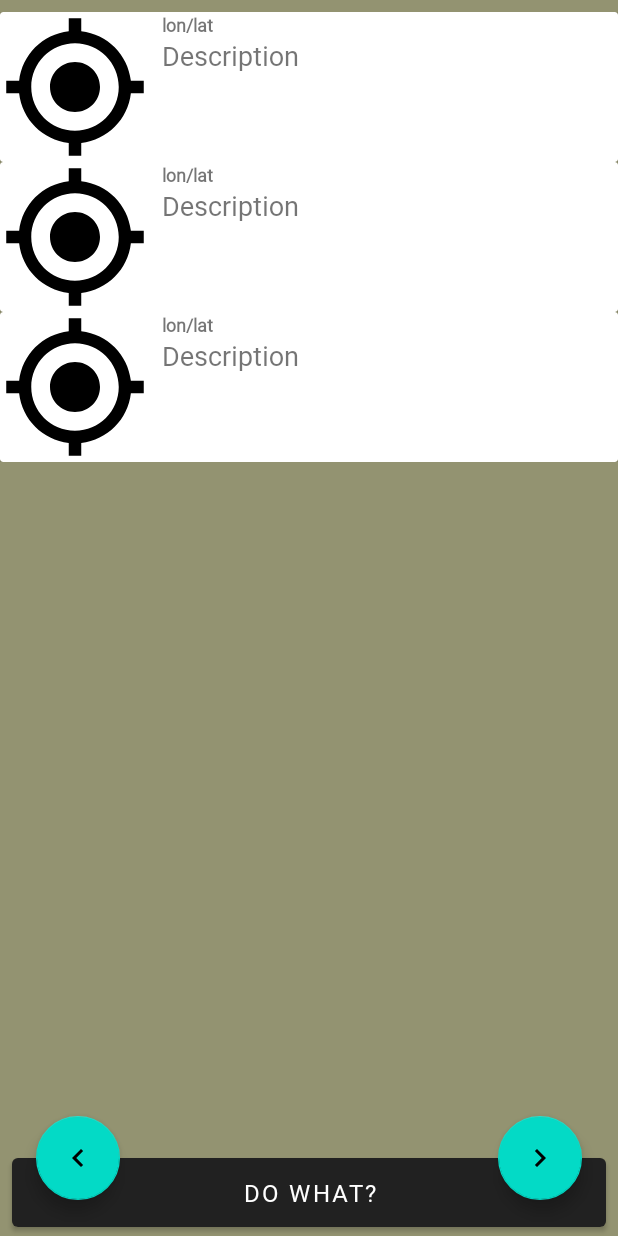
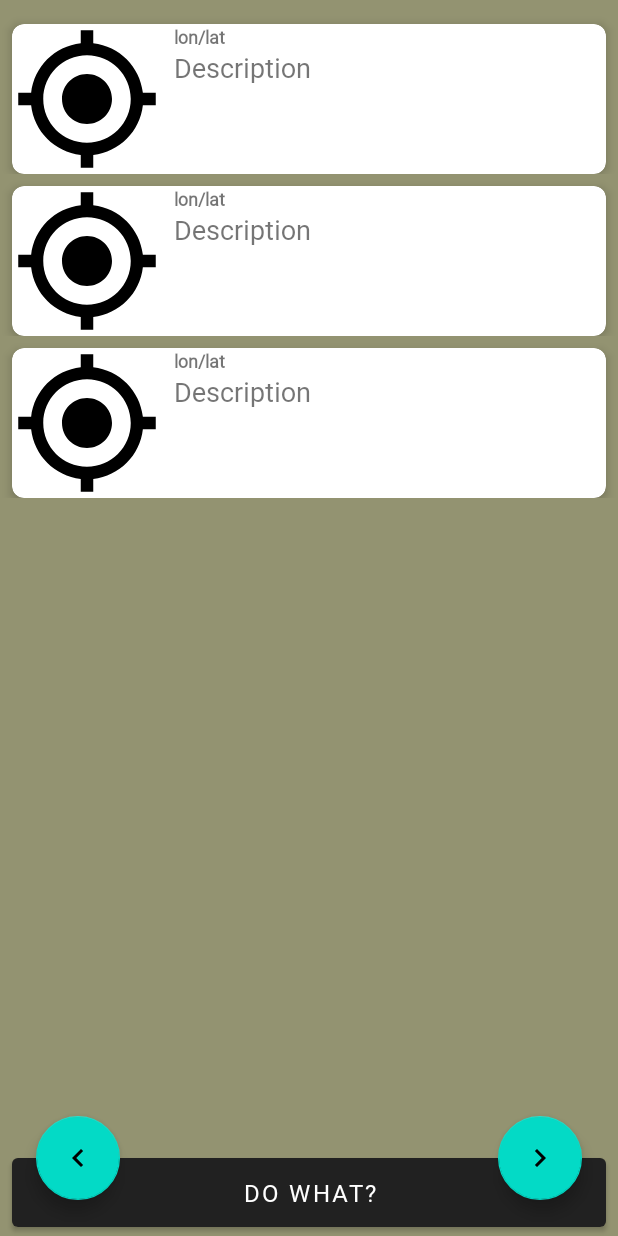
Before and after one commit to ufehembach/TickTrax_GEO, an Android app: the layout fragment_home.xml on its own in the app's theme, with its tools: preview values and no code run, on a phone screen of 412 x 824 dp. Run offline under Robolectric (Android 15) with nearby library versions, the phone set to English and light mode, and no system bars.

Commit message:
design changes, started to add log screen

```diff
--- a/app/src/main/res/layout-land/fragment_home.xml
+++ b/app/src/main/res/layout-land/fragment_home.xml
@@ -9,16 +9,34 @@
     tools:context=".ui.Home_Fragment">
 
     <!-- TODO: Update blank fragment layout -->
-    <com.google.android.material.textview.MaterialTextView
-        android:id="@+id/textView5"
-        android:layout_width="wrap_content"
+
+    <androidx.recyclerview.widget.RecyclerView
+        android:id="@+id/rv_generic"
+        android:layout_width="match_parent"
+        android:layout_height="0dp"
+        android:layout_marginTop="8dp"
+        android:layout_marginBottom="16dp"
+        android:orientation="vertical"
+        app:layoutManager="androidx.recyclerview.widget.LinearLayoutManager"
+        app:layout_constraintBottom_toTopOf="@+id/btnRefresh"
+        app:layout_constraintEnd_toEndOf="parent"
+        app:layout_constraintHorizontal_bias="0.5"
+        app:layout_constraintStart_toStartOf="parent"
+        app:layout_constraintTop_toTopOf="parent"
+        tools:listitem="@layout/fragment_home_item" />
+
+    <Button
+        android:id="@+id/btnRefresh"
+        android:layout_width="match_parent"
         android:layout_height="wrap_content"
-        android:text="Home Fragment"
-        android:textSize="32dp"
+        android:layout_marginHorizontal="8dp"
+        android:padding="12dp"
+        android:text="@string/doWhat"
+        android:textSize="16sp"
         app:layout_constraintBottom_toBottomOf="parent"
         app:layout_constraintEnd_toEndOf="parent"
-        app:layout_constraintStart_toStartOf="parent"
-        app:layout_constraintTop_toTopOf="parent" />
+        app:layout_constraintStart_toStartOf="parent" />
+
 
     <com.google.android.material.floatingactionbutton.FloatingActionButton
         android:id="@+id/prevFAB"
--- a/app/src/main/res/layout-land/fragment_home_item.xml
+++ b/app/src/main/res/layout-land/fragment_home_item.xml
@@ -11,6 +11,10 @@
         android:layout_width="match_parent"
         android:layout_height="0dp"
         android:backgroundTint="@color/white"
+        android:padding="4dp"
+        app:cardCornerRadius="8dp"
+        app:cardElevation="4dp"
+        android:layout_margin="8dp"
         app:layout_constraintTop_toTopOf="parent">
 
         <LinearLayout
@@ -36,7 +40,7 @@
                     android:layout_width="match_parent"
                     android:layout_height="wrap_content"
                     android:text="lon/lat"
-                    android:textSize="32sp"
+                    android:textSize="12sp"
                     android:textStyle="bold" />
 
                 <TextView
--- a/app/src/main/res/layout/fragment_home_item.xml
+++ b/app/src/main/res/layout/fragment_home_item.xml
@@ -12,6 +12,9 @@
         android:layout_height="0dp"
         android:backgroundTint="@color/white"
         android:padding="4dp"
+        app:cardCornerRadius="8dp"
+        app:cardElevation="4dp"
+        android:layout_margin="8dp"
         app:layout_constraintTop_toTopOf="parent">
 
         <LinearLayout
--- a/app/src/main/res/values/strings.xml
+++ b/app/src/main/res/values/strings.xml
@@ -15,6 +15,8 @@
     <!-- TODO: Remove or change this placeholder text -->
     <string name="doWhat">do what?</string>
     <!-- TODO: Remove or change this placeholder text -->
+    <string name="hello_blank_fragment">Hello blank fragment</string>
+    <!-- TODO: Remove or change this placeholder text -->
 
 
 </resources>
```
Also changed, not shown: app/src/main/java/de/ticktrax/de.ticktrax.ticktrax_geo/data/datamodels/ALog.kt (added, +16 -0 lines), app/src/main/java/de/ticktrax/de.ticktrax.ticktrax_geo/ui/adapter/ALogAdapter.kt (added, +65 -0 lines), app/src/main/java/de/ticktrax/de/ticktrax/ticktrax_geo/ui/ALog_Fragment.kt (added, +60 -0 lines), app/src/main/res/layout-land/fragment_g_e_o.xml (+7 -6 lines), app/src/main/res/layout/fragment_a_log.xml (added, +13 -0 lines).
